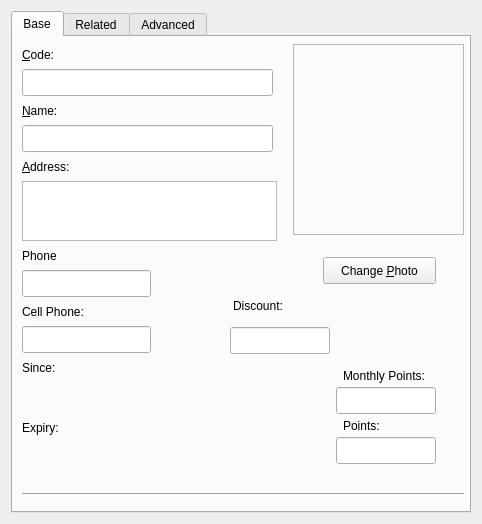
lastprimenumbers/lemonpos, file squeeze/src/ui/editclient_widget.ui: the form before one commit.
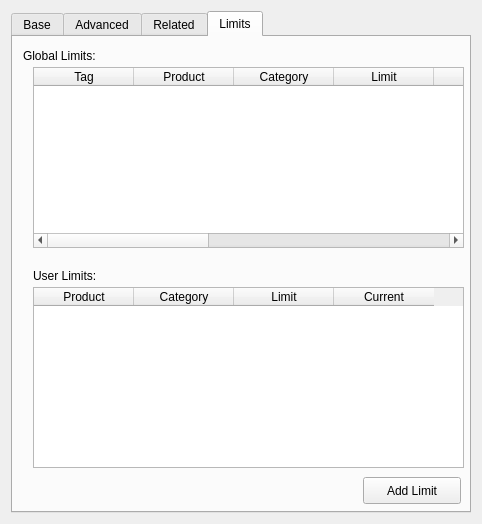
The form after the commit. Custom widgets are drawn as their Qt base class.

Commit message:
Modificata lunghezza del campo clients.code a 16 (lunghezza di un codice fiscale!). Aggiunta tabella limiti (id, client, category, product, limit, current). Aggiunta tabella tags per assegnare ad ogni client i suoi tag (categorie multiple).
Visualizzazione e modifica tags in finestra client.
Iniziata vis. limiti in finestra client.

```diff
--- a/squeeze/src/ui/editclient_widget.ui
+++ b/squeeze/src/ui/editclient_widget.ui
@@ -20,10 +20,10 @@
    <string>Form</string>
   </property>
   <layout class="QGridLayout" name="gridLayout">
-   <item row="0" column="0">
+   <item row="0" column="1">
     <widget class="QTabWidget" name="tabWidget">
      <property name="currentIndex">
-      <number>0</number>
+      <number>3</number>
      </property>
      <widget class="QWidget" name="basePage">
       <property name="enabled">
@@ -392,6 +392,96 @@
        </property>
       </widget>
      </widget>
+     <widget class="QWidget" name="advancedPage">
+      <attribute name="title">
+       <string>Advanced</string>
+      </attribute>
+      <widget class="QLabel" name="label_11">
+       <property name="geometry">
+        <rect>
+         <x>10</x>
+         <y>10</y>
+         <width>101</width>
+         <height>17</height>
+        </rect>
+       </property>
+       <property name="text">
+        <string>Client Tags:</string>
+       </property>
+      </widget>
+      <widget class="QListWidget" name="clientTagsList">
+       <property name="geometry">
+        <rect>
+         <x>10</x>
+         <y>30</y>
+         <width>181</width>
+         <height>141</height>
+        </rect>
+       </property>
+      </widget>
+      <widget class="QListWidget" name="availableTagsList">
+       <property name="geometry">
+        <rect>
+         <x>270</x>
+         <y>30</y>
+         <width>171</width>
+         <height>141</height>
+        </rect>
+       </property>
+      </widget>
+      <widget class="QPushButton" name="tagRemoveButton">
+       <property name="geometry">
+        <rect>
+         <x>200</x>
+         <y>40</y>
+         <width>51</width>
+         <height>27</height>
+        </rect>
+       </property>
+       <property name="text">
+        <string>&gt;&gt;</string>
+       </property>
+      </widget>
+      <widget class="QPushButton" name="tagAddButton">
+       <property name="geometry">
+        <rect>
+         <x>200</x>
+         <y>80</y>
+         <width>51</width>
+         <height>27</height>
+        </rect>
+       </property>
+       <property name="text">
+        <string>&lt;&lt;</string>
+       </property>
+      </widget>
+      <widget class="QLabel" name="label_12">
+       <property name="geometry">
+        <rect>
+         <x>310</x>
+         <y>10</y>
+         <width>81</width>
+         <height>17</height>
+        </rect>
+       </property>
+       <property name="text">
+        <string>(Available)</string>
+       </property>
+      </widget>
+      <widget class="QPushButton" name="tagCreateButton">
+       <property name="geometry">
+        <rect>
+         <x>200</x>
+         <y>120</y>
+         <width>51</width>
+         <height>27</height>
+        </rect>
+       </property>
+       <property name="text">
+        <string>+</string>
+       </property>
+      </widget>
+     </widget>
      <widget class="QWidget" name="relatedPage">
       <attribute name="title">
        <string>Related</string>
@@ -525,10 +615,128 @@
        </property>
       </widget>
      </widget>
-     <widget class="QWidget" name="advancedPage">
+     <widget class="QWidget" name="limitsPage">
       <attribute name="title">
-       <string>Advanced</string>
+       <string>Limits</string>
       </attribute>
+      <widget class="QTableWidget" name="clientLimitsList">
+       <property name="geometry">
+        <rect>
+         <x>20</x>
+         <y>250</y>
+         <width>431</width>
+         <height>181</height>
+        </rect>
+       </property>
+       <property name="columnCount">
+        <number>4</number>
+       </property>
+       <column>
+        <property name="text">
+         <string>Product</string>
+        </property>
+       </column>
+       <column>
+        <property name="text">
+         <string>Category</string>
+        </property>
+       </column>
+       <column>
+        <property name="text">
+         <string>Limit</string>
+        </property>
+       </column>
+       <column>
+        <property name="text">
+         <string>Current</string>
+        </property>
+       </column>
+      </widget>
+      <widget class="QLabel" name="label_9">
+       <property name="geometry">
+        <rect>
+         <x>20</x>
+         <y>230</y>
+         <width>321</width>
+         <height>17</height>
+        </rect>
+       </property>
+       <property name="text">
+        <string>User Limits:</string>
+       </property>
+      </widget>
+      <widget class="QPushButton" name="addLimitButton">
+       <property name="geometry">
+        <rect>
+         <x>350</x>
+         <y>440</y>
+         <width>98</width>
+         <height>27</height>
+        </rect>
+       </property>
+       <property name="text">
+        <string>Add Limit</string>
+       </property>
+      </widget>
+      <widget class="QLabel" name="label_10">
+       <property name="geometry">
+        <rect>
+         <x>10</x>
+         <y>10</y>
+         <width>321</width>
+         <height>17</height>
+        </rect>
+       </property>
+       <property name="text">
+        <string>Global Limits:</string>
+       </property>
+      </widget>
+      <widget class="QTableWidget" name="globalLimitList">
+       <property name="geometry">
+        <rect>
+         <x>20</x>
+         <y>30</y>
+         <width>431</width>
+         <height>181</height>
+        </rect>
+       </property>
+       <property name="rowCount">
+        <number>0</number>
+       </property>
+       <property name="columnCount">
+        <number>10</number>
+       </property>
+       <column>
+        <property name="text">
+         <string>Tag</string>
+        </property>
+       </column>
+       <column>
+        <property name="text">
+         <string>Product</string>
+        </property>
+       </column>
+       <column>
+        <property name="text">
+         <string>Category</string>
+        </property>
+       </column>
+       <column>
+        <property name="text">
+         <string>Limit</string>
+        </property>
+       </column>
+       <column>
+        <property name="text">
+         <string>Current</string>
+        </property>
+       </column>
+       <column/>
+       <column/>
+       <column/>
+       <column/>
+       <column/>
+      </widget>
      </widget>
     </widget>
    </item>
```
The commit also changes 6 other files.
